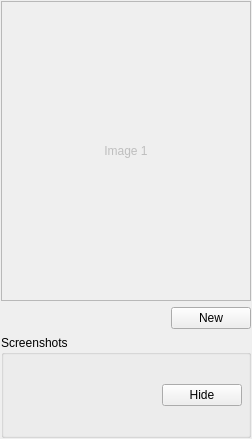
Qt form ui/Screenshot.ui (argenortega/AUI) before a commit.
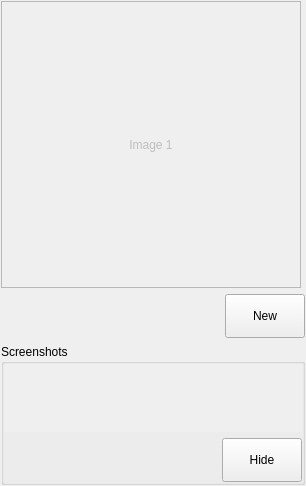
The same form after that commit.

Patch:
```diff
--- a/ui/Screenshot.ui
+++ b/ui/Screenshot.ui
@@ -6,10 +6,16 @@
    <rect>
     <x>0</x>
     <y>0</y>
-    <width>252</width>
-    <height>439</height>
+    <width>306</width>
+    <height>486</height>
    </rect>
   </property>
+  <property name="minimumSize">
+   <size>
+    <width>0</width>
+    <height>30</height>
+   </size>
+  </property>
   <property name="mouseTracking">
    <bool>true</bool>
   </property>
@@ -98,6 +104,12 @@
      </item>
      <item>
       <widget class="QPushButton" name="newS">
+       <property name="minimumSize">
+        <size>
+         <width>0</width>
+         <height>44</height>
+        </size>
+       </property>
        <property name="mouseTracking">
         <bool>true</bool>
        </property>
@@ -110,30 +122,90 @@
    </item>
    <item>
     <widget class="QGroupBox" name="extraScreenGroup">
+     <property name="sizePolicy">
+      <sizepolicy hsizetype="Preferred" vsizetype="Preferred">
+       <horstretch>0</horstretch>
+       <verstretch>0</verstretch>
+      </sizepolicy>
+     </property>
+     <property name="minimumSize">
+      <size>
+       <width>0</width>
+       <height>0</height>
+      </size>
+     </property>
+     <property name="baseSize">
+      <size>
+       <width>0</width>
+       <height>0</height>
+      </size>
+     </property>
      <property name="title">
       <string>Screenshots</string>
      </property>
      <layout class="QVBoxLayout" name="extraScreenshotGroupLayout">
       <property name="margin">
-       <number>6</number>
+       <number>0</number>
       </property>
+      <item>
+       <widget class="QScrollArea" name="scrollArea">
+        <property name="frameShape">
+         <enum>QFrame::NoFrame</enum>
+        </property>
+        <property name="verticalScrollBarPolicy">
+         <enum>Qt::ScrollBarAlwaysOff</enum>
+        </property>
+        <property name="horizontalScrollBarPolicy">
+         <enum>Qt::ScrollBarAsNeeded</enum>
+        </property>
+        <property name="widgetResizable">
+         <bool>true</bool>
+        </property>
+        <widget class="QWidget" name="extraScreenshots">
+         <property name="geometry">
+          <rect>
+           <x>0</x>
+           <y>0</y>
+           <width>298</width>
+           <height>76</height>
+          </rect>
+         </property>
+         <layout class="QHBoxLayout" name="horizontalLayout"/>
+        </widget>
+       </widget>
+      </item>
       <item>
        <layout class="QHBoxLayout" name="showLayout">
+        <property name="spacing">
+         <number>-1</number>
+        </property>
+        <property name="sizeConstraint">
+         <enum>QLayout::SetMinimumSize</enum>
+        </property>
         <item>
          <spacer name="showS">
           <property name="orientation">
            <enum>Qt::Horizontal</enum>
           </property>
+          <property name="sizeType">
+           <enum>QSizePolicy::MinimumExpanding</enum>
+          </property>
           <property name="sizeHint" stdset="0">
            <size>
             <width>40</width>
-            <height>20</height>
+            <height>15</height>
            </size>
           </property>
          </spacer>
         </item>
         <item>
          <widget class="QPushButton" name="showB">
+          <property name="minimumSize">
+           <size>
+            <width>0</width>
+            <height>44</height>
+           </size>
+          </property>
           <property name="mouseTracking">
            <bool>true</bool>
           </property>
```
